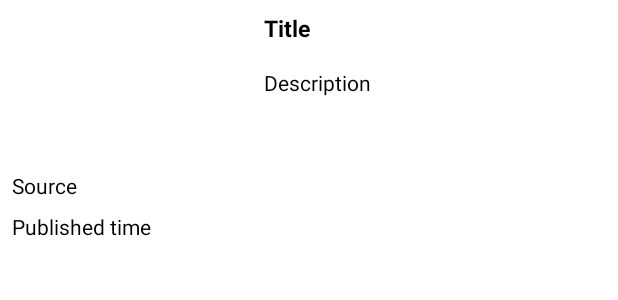
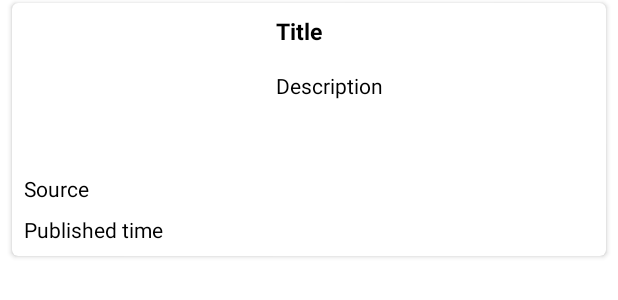
Before and after one commit to raheemadamboev/news-app, an Android app: the layout card_article.xml on its own in the app's theme, with its tools: preview values and no code run, on a phone screen of 412 x 824 dp. Shown: the top 300 px of the screen. Run offline under Robolectric (Android 15) with nearby library versions, the phone set to English and light mode, and no system bars.

Commit message:
raheem
Took 15 minutes

```diff
--- a/app/src/main/res/layout/activity_main.xml
+++ b/app/src/main/res/layout/activity_main.xml
@@ -4,6 +4,7 @@
     xmlns:tools="http://schemas.android.com/tools"
     android:layout_width="match_parent"
     android:layout_height="match_parent"
+    android:background="@color/super_light_white"
     tools:context=".activity.MainActivity">
 
     <androidx.fragment.app.FragmentContainerView
--- a/app/src/main/res/layout/card_article.xml
+++ b/app/src/main/res/layout/card_article.xml
@@ -1,7 +1,19 @@
 <?xml version="1.0" encoding="utf-8"?>
-<androidx.constraintlayout.widget.ConstraintLayout xmlns:android="http://schemas.android.com/apk/res/android"
+<com.google.android.material.card.MaterialCardView xmlns:android="http://schemas.android.com/apk/res/android"
     xmlns:app="http://schemas.android.com/apk/res-auto"
     xmlns:tools="http://schemas.android.com/tools"
+    android:layout_width="match_parent"
+    android:layout_height="wrap_content"
+    android:layout_marginStart="8dp"
+    android:layout_marginTop="2dp"
+    android:layout_marginEnd="8dp"
+    android:layout_marginBottom="2dp"
+    app:cardBackgroundColor="@color/white"
+    app:cardCornerRadius="4dp"
+    app:cardElevation="2dp"
+    app:rippleColor="@color/black_ripple">
+
+    <androidx.constraintlayout.widget.ConstraintLayout
         android:layout_width="match_parent"
         android:layout_height="wrap_content"
         android:padding="8dp">
@@ -64,3 +76,4 @@
             app:layout_constraintTop_toBottomOf="@id/source_t"
             tools:text="Published time" />
     </androidx.constraintlayout.widget.ConstraintLayout>
+</com.google.android.material.card.MaterialCardView>
--- a/app/src/main/res/layout/fragment_article.xml
+++ b/app/src/main/res/layout/fragment_article.xml
@@ -3,6 +3,7 @@
     xmlns:app="http://schemas.android.com/apk/res-auto"
     android:layout_width="match_parent"
     xmlns:tools="http://schemas.android.com/tools"
+    android:background="@color/super_light_white"
     tools:context=".fragment.ArticleFragment"
     android:layout_height="match_parent">
 
--- a/app/src/main/res/layout/fragment_news_list.xml
+++ b/app/src/main/res/layout/fragment_news_list.xml
@@ -3,6 +3,7 @@
     xmlns:app="http://schemas.android.com/apk/res-auto"
     xmlns:tools="http://schemas.android.com/tools"
     android:id="@+id/parent_layout"
+    android:background="@color/super_light_white"
     android:layout_width="match_parent"
     android:layout_height="match_parent"
     tools:context=".fragment.NewsListFragment">
--- a/app/src/main/res/layout/fragment_saved_news.xml
+++ b/app/src/main/res/layout/fragment_saved_news.xml
@@ -3,6 +3,7 @@
     xmlns:app="http://schemas.android.com/apk/res-auto"
     xmlns:tools="http://schemas.android.com/tools"
     android:layout_width="match_parent"
+    android:background="@color/super_light_white"
     android:id="@+id/parent_layout"
     android:layout_height="match_parent"
     tools:context=".fragment.SavedNewsFragment">
--- a/app/src/main/res/layout/fragment_search_news.xml
+++ b/app/src/main/res/layout/fragment_search_news.xml
@@ -3,6 +3,7 @@
     xmlns:app="http://schemas.android.com/apk/res-auto"
     xmlns:tools="http://schemas.android.com/tools"
     android:id="@+id/parent_layout"
+    android:background="@color/super_light_white"
     android:layout_width="match_parent"
     android:layout_height="match_parent"
     tools:context=".fragment.SearchNewsFragment">
--- a/app/src/main/res/values/colors.xml
+++ b/app/src/main/res/values/colors.xml
@@ -5,4 +5,7 @@
     <color name="blue">#00a5ff</color>
     <color name="blue_dark">#0077cb</color>
     <color name="blue_light">#69d6ff</color>
+    <color name="super_light_white">#F2F2F2</color>
+
+    <color name="black_ripple">#30000000</color>
 </resources>
```
Also changed, not shown: app/src/main/java/xyz/teamgravity/newsapp/viewmodel/NewsViewModel.kt (+8 -2 lines). Lines whose indentation alone changed are shown as unchanged.
